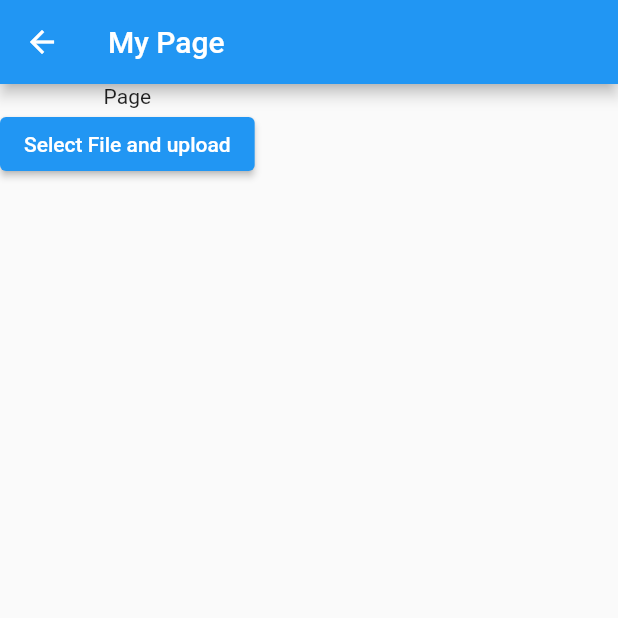
After one commit to zinbrox/books_app, a Flutter app: the Home screen opened by its route, after a tap on "Go to my Page", on a phone screen of 412 x 824 dp, the top half of it. The commit adds this screen. Run offline on Flutter 3.47's test engine with Material 2 defaults, Android fonts, the light colour scheme and no system bars; our stand-ins replace file_picker, firebase_auth, firebase_core, firebase_storage, google_sign_in; missing offline and left inert: epub_viewer; accounts and stored records are empty.

Commit message:
Added (well, learned) metadata to files uploaded to Cloud Storage

```diff
--- a/lib/main.dart
+++ b/lib/main.dart
@@ -1,3 +1,5 @@
+import 'package:books_app/pages/LoginPage.dart';
+import 'package:books_app/pages/myBooksPage.dart';
 import 'package:flutter/material.dart';
 import 'package:books_app/pages/home.dart';
 
@@ -14,9 +16,11 @@ class _MyAppState extends State<MyApp> {
   @override
   Widget build(BuildContext context) {
     return MaterialApp(
-      initialRoute: '/home',
+      initialRoute: '/login',
       routes: {
+        '/login':(context) => LoginPage(),
         '/home': (context) => Home(),
+        '/myPage': (context) => myPage(),
       },
     );
   }
--- /dev/null
+++ b/lib/pages/HomePage.dart
@@ -0,0 +1,71 @@
+import 'package:flutter/material.dart';
+import 'package:file_picker/file_picker.dart';
+import 'package:epub_viewer/epub_viewer.dart';
+
+class HomePage extends StatefulWidget {
+  @override
+  _HomePageState createState() => _HomePageState();
+}
+
+class _HomePageState extends State<HomePage> {
+  PlatformFile file;
+  @override
+  Widget build(BuildContext context) {
+    return Scaffold(
+      appBar: AppBar(
+        title: Text("Home"),
+        centerTitle: true,
+      ),
+      body: Column(
+        children: <Widget>[
+          ElevatedButton(
+              child: Text("Pick File"),
+              onPressed: () async {
+                print("Pressed File Picker button");
+                FilePickerResult result = await FilePicker.platform.pickFiles();
+                if (result != null) {
+                  file = result.files.first;
+
+                  print(file.name);
+                  print(file.bytes);
+                  print(file.size);
+                  print(file.extension);
+                  print(file.path);
+                } else {
+                  // User canceled the picker
+                  print("Error");
+                }
+              }),
+          ElevatedButton(
+              onPressed: () {
+                EpubViewer.setConfig(
+                  themeColor: Theme.of(context).primaryColor,
+                  identifier: "iosBook",
+                  scrollDirection: EpubScrollDirection.VERTICAL,
+                  allowSharing: true,
+                  enableTts: true,
+                );
+                EpubViewer.open(
+                  file.path,
+                  /*
+                  lastLocation: EpubLocator.fromJson({
+                    "bookId": "2239",
+                    "href": "/OEBPS/ch06.xhtml",
+                    "created": 1539934158390,
+                    "locations": {
+                      "cfi": "epubcfi(/0!/4/4[simple_book]/2/2/6)"
+                    }
+                  }),// first page will open up if the value is null
+                */
+                );
+              },
+              child: Text("Open Book")
+          ),
+          ElevatedButton(onPressed: () {
+            Navigator.pushNamed(context, '/myPage');
+          }, child: Text("Go to my Page")),
+        ],
+      ),
+    );
+  }
+}
--- a/lib/pages/home.dart
+++ b/lib/pages/home.dart
@@ -1,6 +1,5 @@
+import 'package:books_app/pages/HomePage.dart';
 import 'package:flutter/material.dart';
-import 'package:file_picker/file_picker.dart';
-import 'package:epub_viewer/epub_viewer.dart';
 
 class Home extends StatefulWidget {
   @override
@@ -8,60 +7,45 @@ class Home extends StatefulWidget {
 }
 
 class _HomeState extends State<Home> {
-  PlatformFile file;
+  int _currentIndex = 0;
+  final tabs=[
+    HomePage(),
+    HomePage(),
+    HomePage(),
+  ];
   @override
   Widget build(BuildContext context) {
     return Scaffold(
       appBar: AppBar(
         title: Text("Home"),
-        centerTitle: true,
       ),
-      body: Column(
-        children: <Widget>[
-          ElevatedButton(
-              child: Text("Pick File"),
-              onPressed: () async {
-                print("Pressed File Picker button");
-                FilePickerResult result = await FilePicker.platform.pickFiles();
-                if (result != null) {
-                  file = result.files.first;
-
-                  print(file.name);
-                  print(file.bytes);
-                  print(file.size);
-                  print(file.extension);
-                  print(file.path);
-                } else {
-                  // User canceled the picker
-                  print("Error");
-                }
-              }),
-          ElevatedButton(
-              onPressed: () {
-                EpubViewer.setConfig(
-                  themeColor: Theme.of(context).primaryColor,
-                  identifier: "iosBook",
-                  scrollDirection: EpubScrollDirection.VERTICAL,
-                  allowSharing: true,
-                  enableTts: true,
-                );
-                EpubViewer.open(
-                  file.path,
-                  /*
-                  lastLocation: EpubLocator.fromJson({
-                    "bookId": "2239",
-                    "href": "/OEBPS/ch06.xhtml",
-                    "created": 1539934158390,
-                    "locations": {
-                      "cfi": "epubcfi(/0!/4/4[simple_book]/2/2/6)"
-                    }
-                  }),// first page will open up if the value is null
-                */
-                );
-              },
-              child: Text("Open Book")),
+      bottomNavigationBar: bottomNavigationBarFunction(),
+      body: tabs[_currentIndex],
+    );
+  }
+  Widget bottomNavigationBarFunction() {
+    return BottomNavigationBar(
+        type: BottomNavigationBarType.fixed,
+        currentIndex: _currentIndex,
+        items: [
+          BottomNavigationBarItem(
+            icon: Icon(Icons.home),
+            title: Text('Home'),
+          ),
+          BottomNavigationBarItem(
+            icon: Icon(Icons.book),
+            title: Text('My Books'),
+          ),
+          BottomNavigationBarItem(
+            icon: Icon(Icons.settings),
+            title: Text("Settings"),
+          ),
         ],
-      ),
+      onTap: (index){
+          setState(() {
+            _currentIndex=index;
+          });
+      },
     );
   }
 }
--- /dev/null
+++ b/lib/pages/myBooksPage.dart
@@ -0,0 +1,76 @@
+import 'dart:io';
+
+import 'package:file_picker/file_picker.dart';
+import 'package:flutter/material.dart';
+import 'package:firebase_storage/firebase_storage.dart' as firebase_storage;
+
+class myPage extends StatefulWidget {
+  @override
+  _myPageState createState() => _myPageState();
+}
+
+class _myPageState extends State<myPage> {
+  firebase_storage.Reference ref;
+  //PlatformFile file;
+
+  Future<void> getData() async {
+    print("In data");
+    ref = firebase_storage.FirebaseStorage.instance
+        .ref()
+        .child('test')
+        .child('booktest')
+        .child('Health.jpg');
+
+    firebase_storage.ListResult result  = await firebase_storage.FirebaseStorage.instance.ref().child('test').listAll();
+    print(ref);
+
+    result.items.forEach((firebase_storage.Reference ref) {
+      print('Found file: $ref');
+    });
+    result.prefixes.forEach((firebase_storage.Reference ref) {
+      print('Found directory: $ref');
+    });
+
+
+  }
+
+  Future<void> fileUpload() async {
+    FilePickerResult result = await FilePicker.platform.pickFiles();
+    firebase_storage.SettableMetadata metadata =
+    firebase_storage.SettableMetadata(
+      cacheControl: 'max-age=60',
+      customMetadata: <String, String>{
+        'description': 'Pluto is a dwarf planet in the Kuiper belt, a ring of bodies beyond the orbit of Neptune. It was the first and the largest Kuiper belt object to be discovered. After Pluto was discovered in 1930, it was declared to be the ninth planet from the Sun',
+        'title': 'Pluto',
+      },
+    );
+    if (result != null) {
+      File file = File(result.files.first.path);
+      await firebase_storage.FirebaseStorage.instance
+          .ref('uploads/file-to-upload.png')
+          .putFile(file, metadata);
+    }
+  }
+
+  @override
+  void initState() {
+    super.initState();
+    getData();
+  }
+  @override
+  Widget build(BuildContext context) {
+    return Scaffold(
+      appBar: AppBar(
+        title: Text("My Page"),
+      ),
+      body: Column(
+        children: [
+          Text("Page"),
+          ElevatedButton(onPressed: () {
+            fileUpload();
+          }, child: Text("Select File and upload"),),
+        ],
+      ),
+    );
+  }
+}
--- a/pubspec.yaml
+++ b/pubspec.yaml
@@ -25,6 +25,10 @@ dependencies:
     sdk: flutter
   file_picker: ^2.1.6
   epub_viewer: ^0.1.9
+  firebase_core: ^0.7.0
+  firebase_auth: ^0.20.1
+  google_sign_in: ^4.5.9
+  firebase_storage: ^7.0.0
 
 
   # The following adds the Cupertino Icons font to your application.
```
Also changed, not shown: lib/pages/LoginPage.dart (added, +32 -0 lines), lib/pages/sign_in.dart (added, +38 -0 lines), pubspec.lock, 3 other files.
